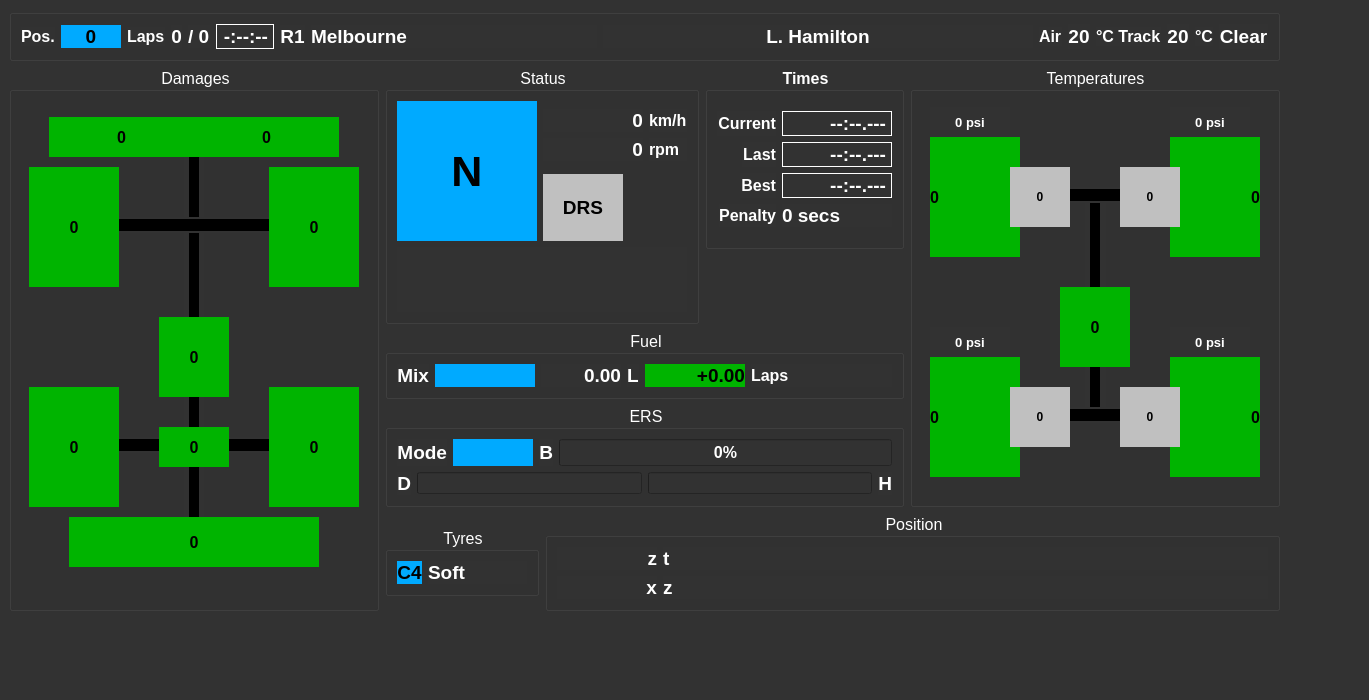
Qt form src/F1Status.ui (titou10titou10/f1_dashboard) before a commit.
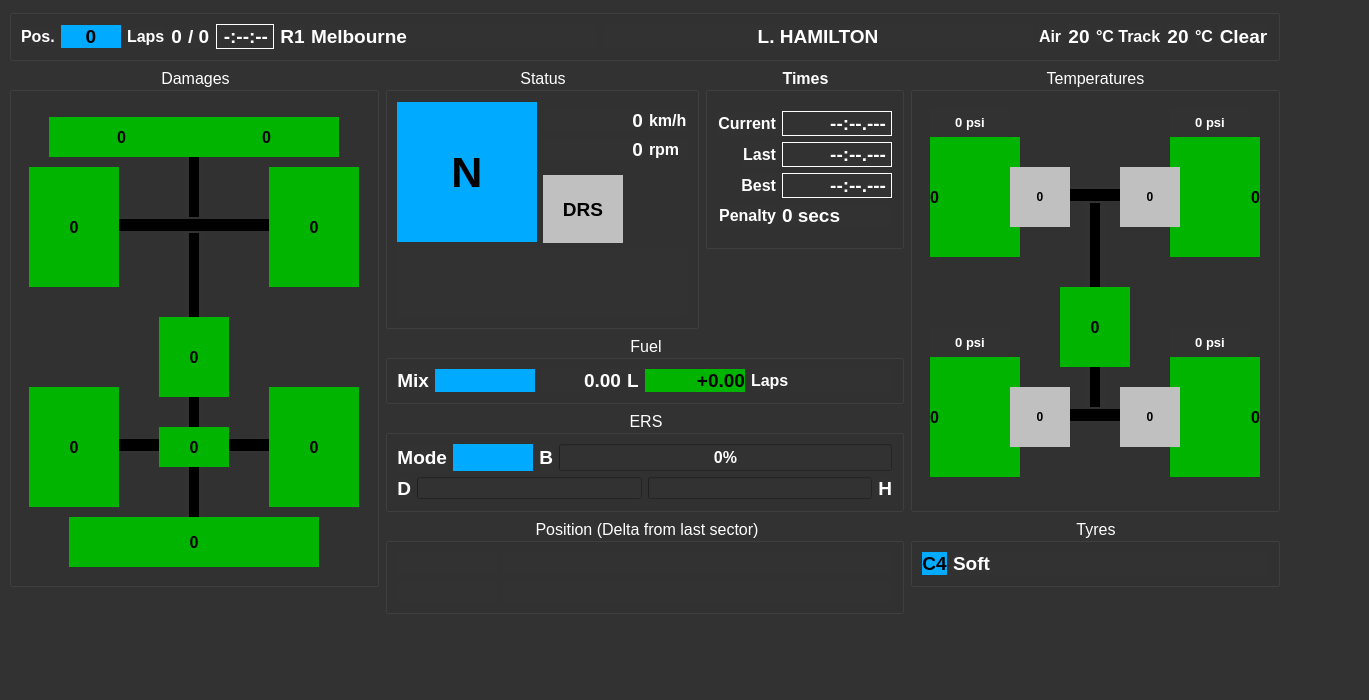
The same form after that commit.

```diff
--- a/src/F1Status.ui
+++ b/src/F1Status.ui
@@ -1018,7 +1018,7 @@
       </layout>
      </widget>
     </item>
-    <item row="5" column="1">
+    <item row="5" column="4">
      <widget class="QGroupBox" name="group_tyres">
       <property name="sizePolicy">
        <sizepolicy hsizetype="Preferred" vsizetype="Fixed">
@@ -1541,7 +1541,7 @@
           <enum>QFrame::NoFrame</enum>
          </property>
          <property name="text">
-          <string notr="true">L. Hamilton</string>
+          <string notr="true">L. HAMILTON</string>
          </property>
          <property name="alignment">
           <set>Qt::AlignCenter</set>
@@ -2535,10 +2535,10 @@
       <zorder>pressure_rr</zorder>
      </widget>
     </item>
-    <item row="5" column="2" colspan="3">
+    <item row="5" column="1" colspan="3" rowspan="2">
      <widget class="QGroupBox" name="group_position">
       <property name="sizePolicy">
-       <sizepolicy hsizetype="Preferred" vsizetype="Preferred">
+       <sizepolicy hsizetype="Preferred" vsizetype="Fixed">
         <horstretch>0</horstretch>
         <verstretch>0</verstretch>
        </sizepolicy>
@@ -2549,7 +2549,7 @@
        </font>
       </property>
       <property name="title">
-       <string>Position</string>
+       <string>Position (Delta from last sector)</string>
       </property>
       <property name="alignment">
        <set>Qt::AlignCenter</set>
@@ -2580,7 +2580,7 @@
           <string notr="true"/>
          </property>
          <property name="text">
-          <string>z</string>
+          <string/>
          </property>
          <property name="alignment">
           <set>Qt::AlignRight|Qt::AlignTrailing|Qt::AlignVCenter</set>
@@ -2603,7 +2603,7 @@
           </font>
          </property>
          <property name="text">
-          <string>t</string>
+          <string/>
          </property>
         </widget>
        </item>
@@ -2629,7 +2629,7 @@
           </font>
          </property>
          <property name="text">
-          <string>x</string>
+          <string/>
          </property>
          <property name="alignment">
           <set>Qt::AlignRight|Qt::AlignTrailing|Qt::AlignVCenter</set>
@@ -2652,7 +2652,7 @@
           </font>
          </property>
          <property name="text">
-          <string>z</string>
+          <string/>
          </property>
         </widget>
        </item>
```
